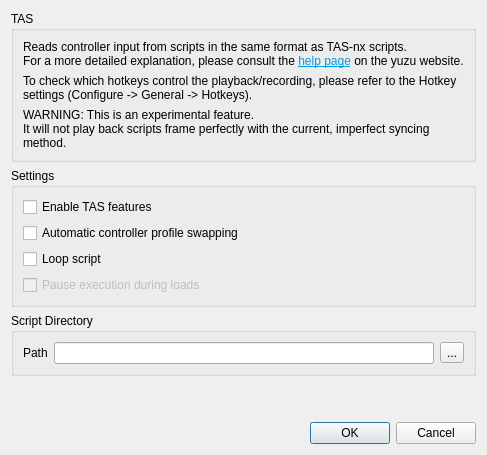
Before: the Qt Designer form src/yuzu/configuration/configure_tas.ui in QuantumGhost/yuzu, drawn with Qt 5.
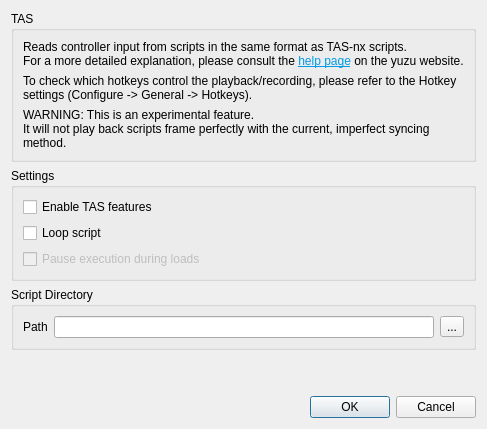
After: the same form once the commit is applied.

```diff
--- a/src/yuzu/configuration/configure_tas.ui
+++ b/src/yuzu/configuration/configure_tas.ui
@@ -59,20 +59,13 @@
          </widget>
         </item>
         <item row="1" column="0" colspan="4">
-         <widget class="QCheckBox" name="tas_control_swap">
-          <property name="text">
-           <string>Automatic controller profile swapping</string>
-          </property>
-         </widget>
-        </item>
-        <item row="2" column="0" colspan="4">
          <widget class="QCheckBox" name="tas_loop_script">
           <property name="text">
            <string>Loop script</string>
           </property>
          </widget>
         </item>
-        <item row="3" column="0" colspan="4">
+        <item row="2" column="0" colspan="4">
          <widget class="QCheckBox" name="tas_pause_on_load">
           <property name="enabled">
            <bool>false</bool>
```
